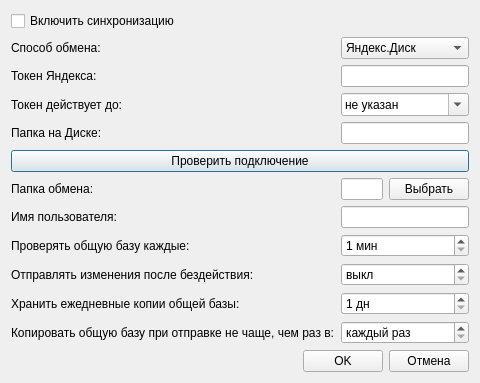
Aleee/FinanceCalender, file designer/ui/syncsettingsdialog.ui: the form before one commit.
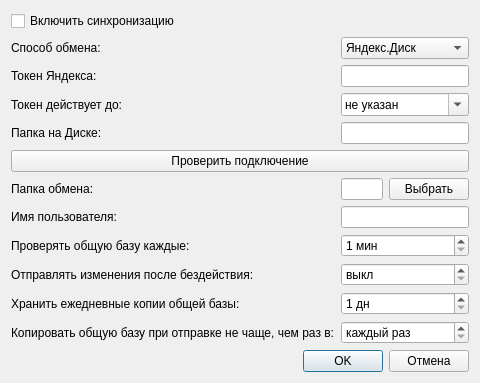
The form after the commit.

```diff
--- a/designer/ui/syncsettingsdialog.ui
+++ b/designer/ui/syncsettingsdialog.ui
@@ -238,6 +238,9 @@
        <property name="text">
         <string>OK</string>
        </property>
+       <property name="default">
+        <bool>true</bool>
+       </property>
       </widget>
      </item>
      <item>
```
